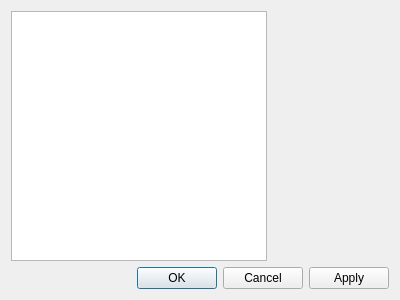
First picture: the form in src/options/qompoptionsdlg.ui, repository qomp/qomp, before the edit.
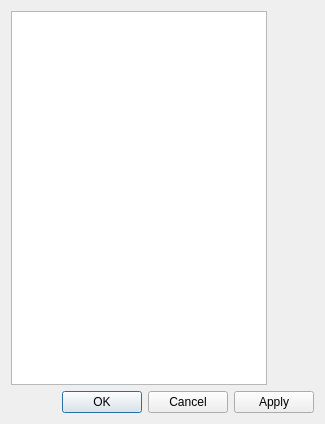
Second picture: the form after the edit.

```diff
--- a/src/options/qompoptionsdlg.ui
+++ b/src/options/qompoptionsdlg.ui
@@ -6,8 +6,8 @@
    <rect>
     <x>0</x>
     <y>0</y>
-    <width>400</width>
-    <height>300</height>
+    <width>325</width>
+    <height>424</height>
    </rect>
   </property>
   <property name="windowTitle">
@@ -26,7 +26,7 @@
        </property>
        <property name="minimumSize">
         <size>
-         <width>0</width>
+         <width>150</width>
          <height>0</height>
         </size>
        </property>
```
Left out of the diff: 2 changed lines with no effect on the pictures.
